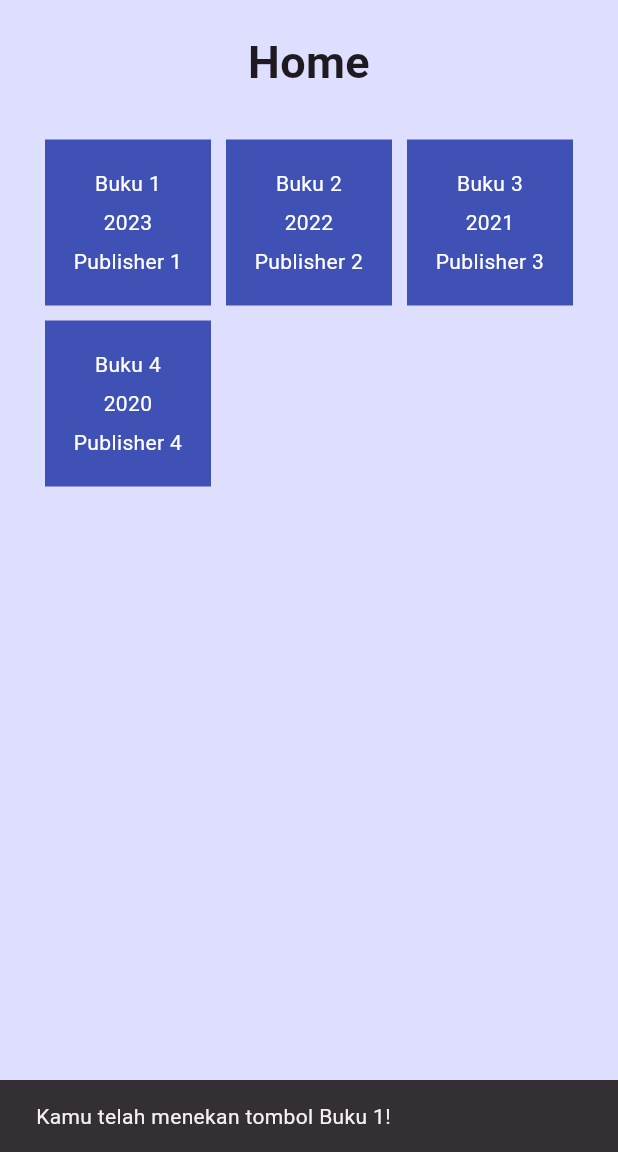
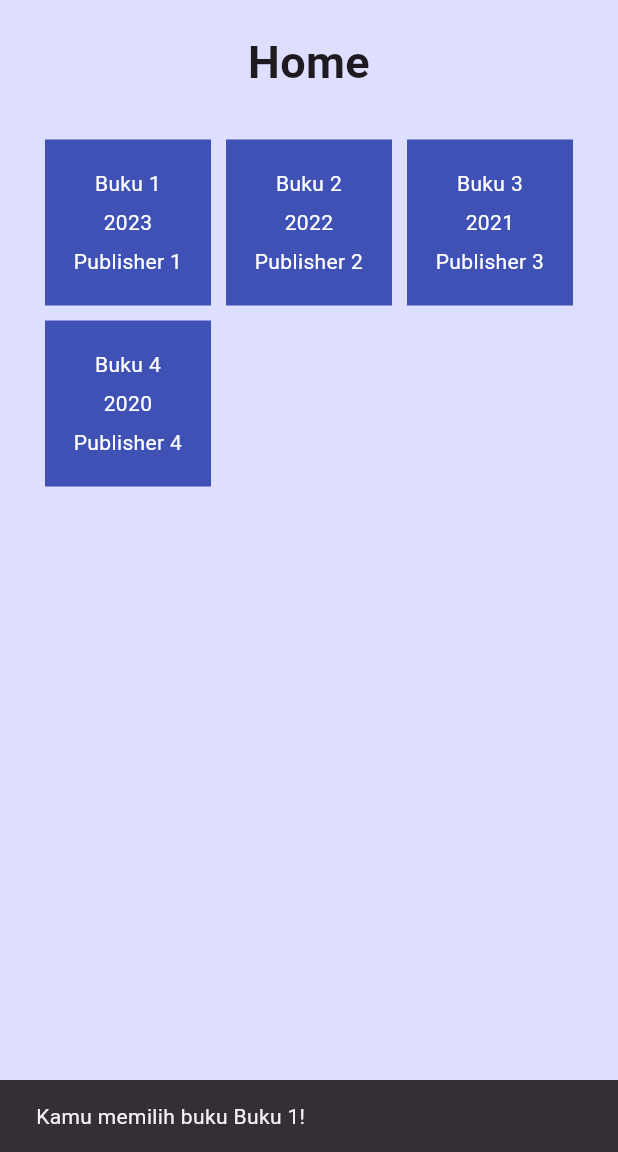
Before and after one commit to A-05-PBP-A/Bookverse-mobile, a Flutter app: the screen it shows after launch, after a tap on "Buku 1", on a phone screen of 412 x 824 dp, the part 84-1236 px from its top. Run offline on Flutter 3.47's test engine with Material 3 defaults, Android fonts, the phone set to English and light mode, and no system bars.

Commit message:
benerin widget n masukin folder

```diff
--- /dev/null
+++ b/lib/bookList/screens/landing_page.dart
@@ -0,0 +1,122 @@
+import 'package:flutter/material.dart';
+import 'package:bookverse_mobile/bookList/widgets/book_card.dart';
+
+class MyHomePage extends StatelessWidget {
+  MyHomePage({Key? key}) : super(key: key);
+
+  final List<BookItem> items = [
+    BookItem("Buku 1", "2023", "Publisher 1"),
+    BookItem("Buku 2", "2022", "Publisher 2"),
+    BookItem("Buku 3", "2021", "Publisher 3"),
+    BookItem("Buku 4", "2020", "Publisher 4"),
+  ];
+
+  @override
+  Widget build(BuildContext context) {
+    return Scaffold(
+      appBar: AppBar(
+        title: const Text(
+          'Bookverse Mobile',
+        ),
+      ),
+      body: SingleChildScrollView(
+        child: Padding(
+            padding: const EdgeInsets.all(10.0),
+            child: Column(
+              children: <Widget>[
+                const Padding(
+                  padding: EdgeInsets.only(top: 10.0, bottom: 10.0),
+                  child: Text(
+                    'Home',
+                    textAlign: TextAlign.center,
+                    style: TextStyle(
+                      fontSize: 30,
+                      fontWeight: FontWeight.bold,
+                    ),
+                  ),
+                ),
+                GridView.count(
+                  primary: true,
+                  padding: const EdgeInsets.all(20),
+                  crossAxisSpacing: 10,
+                  mainAxisSpacing: 10,
+                  crossAxisCount: 3,
+                  shrinkWrap: true,
+                  children: items.map((BookItem item) {
+                    return BookCard(item);
+                  }).toList(),
+                )
+              ],
+            )),
+      ),
+    );
+  }
+}
+
+// class BookItem {
+//   //final
+//   final String title;
+//   final String yearPublished;
+//   final String publisher;
+
+//   //final IconData icon;
+
+//   //BookItem(this.title, this.icon);
+//   BookItem(this.title, this.yearPublished, this.publisher);
+// }
+
+// class BookCard extends StatelessWidget {
+//   final BookItem item;
+
+//   const BookCard(this.item, {super.key}); // Constructor
+
+  // @override
+  // Widget build(BuildContext context) {
+  //   return Material(
+  //     color: Colors.indigo,
+  //     child: InkWell(
+  //       // Area responsive terhadap sentuhan
+  //       onTap: () {
+  //         // Memunculkan SnackBar ketika diklik
+  //         ScaffoldMessenger.of(context)
+  //           ..hideCurrentSnackBar()
+  //           ..showSnackBar(SnackBar(
+  //               content: Text("Kamu telah menekan tombol ${item.title}!")));
+  //       },
+  //       child: Container(
+  //         // Container untuk menyimpan Icon dan Text
+  //         padding: const EdgeInsets.all(8),
+  //         child: Center(
+  //           child: Column(
+  //             mainAxisAlignment: MainAxisAlignment.center,
+  //             children: [
+  //               // Icon(
+  //               //   item.icon,
+  //               //   color: Colors.white,
+  //               //   size: 30.0,
+  //               // ),
+  //               // const Padding(padding: EdgeInsets.all(3)),
+  //               Text(
+  //                 item.title,
+  //                 textAlign: TextAlign.center,
+  //                 style: const TextStyle(color: Colors.white),
+  //               ),
+  //               const Padding(padding: EdgeInsets.all(3)),
+  //               Text(
+  //                 item.yearPublished as String,
+  //                 textAlign: TextAlign.center,
+  //                 style: const TextStyle(color: Colors.white),
+  //               ),
+  //               const Padding(padding: EdgeInsets.all(3)),
+  //               Text(
+  //                 item.publisher,
+  //                 textAlign: TextAlign.center,
+  //                 style: const TextStyle(color: Colors.white),
+  //               ),
+  //             ],
+  //           ),
+  //         ),
+  //       ),
+  //     ),
+  //   );
+  // }
--- a/lib/screens/landing_page.dart
+++ b/lib/bookList/widgets/book_card.dart
@@ -1,66 +1,10 @@
 import 'package:flutter/material.dart';
 
-class MyHomePage extends StatelessWidget {
-  MyHomePage({Key? key}) : super(key: key);
-
-  final List<BookItem> items = [
-    BookItem("Buku 1", "2023", "Publisher 1"),
-    BookItem("Buku 2", "2022", "Publisher 2"),
-    BookItem("Buku 3", "2021", "Publisher 3"),
-    BookItem("Buku 4", "2020", "Publisher 4"),
-  ];
-
-  @override
-  Widget build(BuildContext context) {
-    return Scaffold(
-      appBar: AppBar(
-        title: const Text(
-          'Bookverse Mobile',
-        ),
-      ),
-      body: SingleChildScrollView(
-        child: Padding(
-            padding: const EdgeInsets.all(10.0),
-            child: Column(
-              children: <Widget>[
-                const Padding(
-                  padding: EdgeInsets.only(top: 10.0, bottom: 10.0),
-                  child: Text(
-                    'Home',
-                    textAlign: TextAlign.center,
-                    style: TextStyle(
-                      fontSize: 30,
-                      fontWeight: FontWeight.bold,
-                    ),
-                  ),
-                ),
-                GridView.count(
-                  primary: true,
-                  padding: const EdgeInsets.all(20),
-                  crossAxisSpacing: 10,
-                  mainAxisSpacing: 10,
-                  crossAxisCount: 3,
-                  shrinkWrap: true,
-                  children: items.map((BookItem item) {
-                    return BookCard(item);
-                  }).toList(),
-                )
-              ],
-            )),
-      ),
-    );
-  }
-}
-
 class BookItem {
-  //final
   final String title;
   final String yearPublished;
   final String publisher;
 
-  //final IconData icon;
-
-  //BookItem(this.title, this.icon);
   BookItem(this.title, this.yearPublished, this.publisher);
 }
 
@@ -71,16 +15,21 @@ class BookCard extends StatelessWidget {
 
   @override
   Widget build(BuildContext context) {
+    //final request = context.watch<CookieRequest>();
     return Material(
       color: Colors.indigo,
       child: InkWell(
         // Area responsive terhadap sentuhan
-        onTap: () {
+        onTap: () async {
           // Memunculkan SnackBar ketika diklik
           ScaffoldMessenger.of(context)
             ..hideCurrentSnackBar()
-            ..showSnackBar(SnackBar(
-                content: Text("Kamu telah menekan tombol ${item.title}!")));
+            ..showSnackBar(
+                SnackBar(content: Text("Kamu memilih buku ${item.title}!")));
+
+          // ini ya buat ganti pagenya
+          // Navigator.push(context,
+          //     MaterialPageRoute(builder: (context) => const ShopFormPage()));
         },
         child: Container(
           // Container untuk menyimpan Icon dan Text
@@ -102,7 +51,7 @@ class BookCard extends StatelessWidget {
                 ),
                 const Padding(padding: EdgeInsets.all(3)),
                 Text(
-                  item.yearPublished as String,
+                  item.yearPublished,
                   textAlign: TextAlign.center,
                   style: const TextStyle(color: Colors.white),
                 ),
--- a/lib/main.dart
+++ b/lib/main.dart
@@ -1,5 +1,5 @@
 import 'package:flutter/material.dart';
-import 'package:bookverse_mobile/screens/landing_page.dart';
+import 'package:bookverse_mobile/bookList/screens/landing_page.dart';
 
 void main() {
   runApp(const MyApp());
```
Also changed, not shown: lib/widgets/book_card.dart (deleted, +0 -71 lines).
